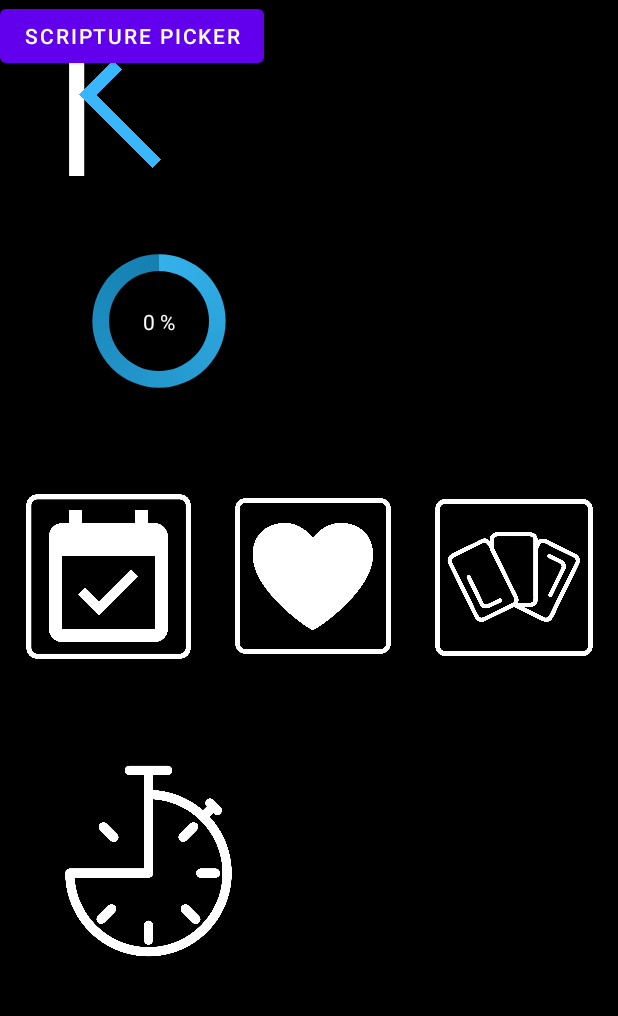
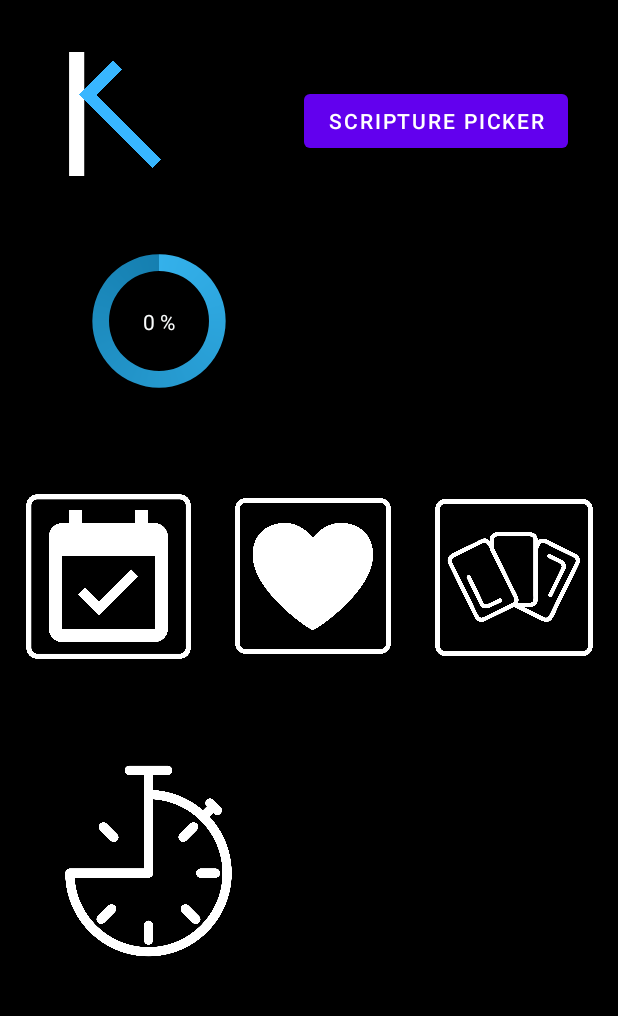
Before and after one commit to AmyLila/Kutimo, an Android app: the screen it shows after launch (MainActivity), on a phone screen of 412 x 824 dp, the part 84-1100 px from its top. Run offline under Robolectric (Android 15) with nearby library versions, the phone set to English and light mode, and no system bars.

Commit message:
updating to make the button work for part 1

```diff
--- a/app/src/main/java/com/example/kutimo/MainActivity.java
+++ b/app/src/main/java/com/example/kutimo/MainActivity.java
@@ -99,6 +99,13 @@ public class MainActivity extends AppCompatActivity {
 
     }
 
+    public void openScripturePicker(View view){
+        //debug message
+        Log.i(TAG, "Opening Scripture Picker");
+
+        Intent intent = new Intent(this, Scripture_picker.class);
+        startActivity(intent);
+    }
 
     public void openCards(View view) {
         // Do something in response to button
--- a/app/src/main/res/layout/activity_main.xml
+++ b/app/src/main/res/layout/activity_main.xml
@@ -104,7 +104,12 @@
         android:id="@+id/scripture_picker_button"
         android:layout_width="wrap_content"
         android:layout_height="wrap_content"
+        android:onClick="openScripturePicker"
         android:text="Scripture picker"
-        tools:layout_editor_absoluteX="195dp"
-        tools:layout_editor_absoluteY="38dp" />
+        app:layout_constraintBottom_toBottomOf="parent"
+        app:layout_constraintEnd_toEndOf="parent"
+        app:layout_constraintHorizontal_bias="0.86"
+        app:layout_constraintStart_toStartOf="parent"
+        app:layout_constraintTop_toTopOf="parent"
+        app:layout_constraintVertical_bias="0.079" />
 </androidx.constraintlayout.widget.ConstraintLayout>
```
